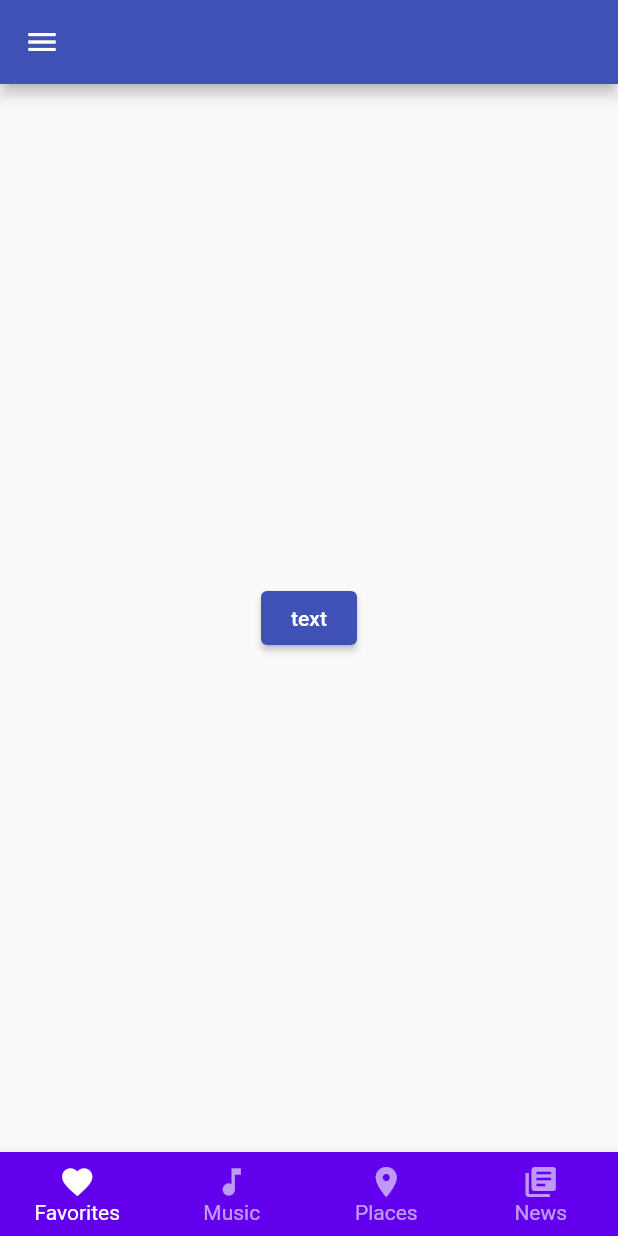
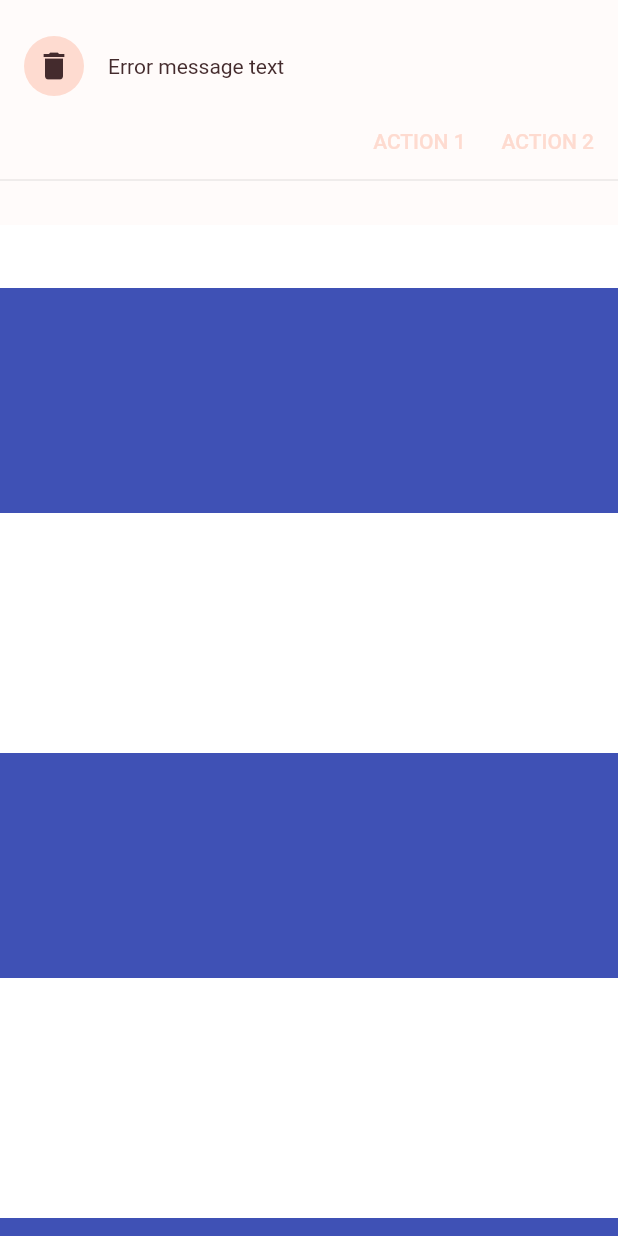
Before and after one commit to AnasAltarazi1998/widgets, a Flutter app: the screen it shows after launch, on a phone screen of 412 x 824 dp. Run offline on Flutter 3.47's test engine with Material 2 defaults, Android fonts, the phone set to English and light mode, and no system bars; Roboto replaces fonts that are missing (Rubik).

Commit message:
-- banner stack and listview

```diff
--- a/lib/home.dart
+++ /dev/null
@@ -1,50 +0,0 @@
-import 'package:flutter/material.dart';
-import 'package:widgets/pages.dart';
-
-class Home extends StatefulWidget {
-  Home({Key key, this.index = 0}) : super(key: key);
-  int index = 0;
-  Widget body;
-  @override
-  _HomeState createState() => _HomeState();
-}
-
-class _HomeState extends State<Home> {
-  @override
-  Widget build(BuildContext context) {
-    return Scaffold(
-        body: body[widget.index],
-        bottomNavigationBar: BottomNavigationBar(
-          currentIndex: widget.index,
-          type: BottomNavigationBarType.fixed,
-          backgroundColor: Color(0xFF6200EE),
-          selectedItemColor: Colors.white,
-          unselectedItemColor: Colors.white.withOpacity(.60),
-          selectedFontSize: 14,
-          unselectedFontSize: 14,
-          onTap: (value) {
-            setState(() {
-              widget.index = value;
-            });
-          },
-          items: [
-            BottomNavigationBarItem(
-              label: 'Favorites',
-              icon: Icon(Icons.favorite),
-            ),
-            BottomNavigationBarItem(
-              label: 'Music',
-              icon: Icon(Icons.music_note),
-            ),
-            BottomNavigationBarItem(
-              label: 'Places',
-              icon: Icon(Icons.location_on),
-            ),
-            BottomNavigationBarItem(
-              label: 'News',
-              icon: Icon(Icons.library_books),
-            ),
-          ],
-        ));
-  }
-}
--- a/lib/main.dart
+++ b/lib/main.dart
@@ -1,104 +1,138 @@
 import 'package:flutter/material.dart';
-import 'package:widgets/home.dart';
-import 'package:widgets/profile.dart';
 
-void main() {
-  runApp(MyApp());
-}
+void main() => runApp(MyApp());
 
 class MyApp extends StatelessWidget {
   @override
   Widget build(BuildContext context) {
     return MaterialApp(
-      initialRoute: '/home',
-      routes: {'/home': (_) => Home()},
-      darkTheme: ThemeData(
-        primaryColor: Colors.indigo.shade300,
-      ),
-      theme: ThemeData(
-          primaryColor: Colors.indigo,
-          primarySwatch: Colors.indigo,
-          bottomAppBarColor: Colors.indigo,
-          iconTheme: IconThemeData(color: Colors.white),
-          floatingActionButtonTheme:
-              FloatingActionButtonThemeData(backgroundColor: Colors.black)),
+      title: 'Flutter Demo',
+      debugShowCheckedModeBanner: false,
+      home: MyHomePage(),
+      theme: _buildShrineTheme(),
     );
   }
 }
 
-// import 'package:flutter/material.dart';
+class MyHomePage extends StatelessWidget {
+  Widget build(BuildContext context) {
+    return Scaffold(
+      body: Stack(children: [
+        Padding(
+          padding: const EdgeInsets.only(top: 112.0),
+          child: ListView.builder(
+            itemCount: 5,
+            itemBuilder: (context, index) => Padding(
+              padding: const EdgeInsets.symmetric(vertical: 80.0),
+              child: Container(
+                color: Colors.indigo,
+                width: MediaQuery.of(context).size.width,
+                height: 150,
+              ),
+            ),
+          ),
+        ),
+        SizedBox(
+          height: 150,
+          child: SafeArea(
+            child: MaterialBanner(
+              content: const Text('Error message text'),
+              leading: CircleAvatar(child: Icon(Icons.delete)),
+              actions: [
+                TextButton(
+                  child: const Text('ACTION 1'),
+                  onPressed: () {},
+                ),
+                TextButton(
+                  child: const Text('ACTION 2'),
+                  onPressed: () {},
+                ),
+              ],
+            ),
+          ),
+        ),
+      ]),
+    );
+  }
+}
 
-// void main() {
-//   runApp(MyApp());
-// }
+ThemeData _buildShrineTheme() {
+  final ThemeData base = ThemeData.light();
+  return base.copyWith(
+    colorScheme: _shrineColorScheme,
+    toggleableActiveColor: shrinePink400,
+    accentColor: shrineBrown900,
+    primaryColor: shrinePink100,
+    primaryColorLight: shrinePink100,
+    buttonColor: shrinePink100,
+    scaffoldBackgroundColor: shrineBackgroundWhite,
+    cardColor: shrineBackgroundWhite,
+    textSelectionColor: shrinePink100,
+    errorColor: shrineErrorRed,
+    buttonTheme: ButtonThemeData(
+      colorScheme: _shrineColorScheme.copyWith(primary: shrinePink400),
+      textTheme: ButtonTextTheme.normal,
+    ),
+    primaryIconTheme: _customIconTheme(base.iconTheme),
+    textTheme: _buildShrineTextTheme(base.textTheme),
+    primaryTextTheme: _buildShrineTextTheme(base.primaryTextTheme),
+    accentTextTheme: _buildShrineTextTheme(base.accentTextTheme),
+    iconTheme: _customIconTheme(base.iconTheme),
+  );
+}
 
-// class MyApp extends StatelessWidget {
-//   @override
-//   Widget build(BuildContext context) {
-//     return MaterialApp(
-//       title: 'Standard Bottom Sheet Demo',
-//       debugShowCheckedModeBanner: false,
-//       theme: ThemeData(
-//         colorScheme: Theme.of(context).colorScheme.copyWith(
-//               primary: Color(0xFF6200EE),
-//             ),
-//       ),
-//       home: Scaffold(
-//         // Use a Builder to get a context within the Scaffold.
-//         body: Builder(
-//           builder: (ctxt) {
-//             return Center(
-//               child: TextButton(
-//                 child: Text('SHOW BOTTOM SHEET'),
-//                 onPressed: () {
-//                   showBottomSheet(
-//                     context: ctxt,
-//                     builder: (context) {
-//                       final theme = Theme.of(context);
-//                       // Using Wrap makes the bottom sheet height the height of the content.
-//                       // Otherwise, the height will be half the height of the screen.
-//                       return Scaffold(
-//                         appBar: AppBar(),
-//                         body: Wrap(
-//                           children: [
-//                             ListTile(
-//                               leading: Icon(
-//                                 Icons.home,
-//                                 color: Colors.white,
-//                               ),
-//                               title: Text(
-//                                 'Header',
-//                                 style: theme.textTheme.subtitle1.copyWith(
-//                                     color: theme.colorScheme.onPrimary),
-//                               ),
-//                               tileColor: theme.colorScheme.primary,
-//                             ),
-//                             ListTile(
-//                               title: Text('Title 1'),
-//                             ),
-//                             ListTile(
-//                               title: Text('Title 2'),
-//                             ),
-//                             ListTile(
-//                               title: Text('Title 3'),
-//                             ),
-//                             ListTile(
-//                               title: Text('Title 4'),
-//                             ),
-//                             ListTile(
-//                               title: Text('Title 5'),
-//                             ),
-//                           ],
-//                         ),
-//                       );
-//                     },
-//                   );
-//                 },
-//               ),
-//             );
-//           },
-//         ),
-//       ),
-//     );
-//   }
-// }
+IconThemeData _customIconTheme(IconThemeData original) {
+  return original.copyWith(color: shrineBrown900);
+}
+
+TextTheme _buildShrineTextTheme(TextTheme base) {
+  return base
+      .copyWith(
+        caption: base.caption.copyWith(
+          fontWeight: FontWeight.w400,
+          fontSize: 14,
+          letterSpacing: defaultLetterSpacing,
+        ),
+        button: base.button.copyWith(
+          fontWeight: FontWeight.w500,
+          fontSize: 14,
+          letterSpacing: defaultLetterSpacing,
+        ),
+      )
+      .apply(
+        fontFamily: 'Rubik',
+        displayColor: shrineBrown900,
+        bodyColor: shrineBrown900,
+      );
+}
+
+const ColorScheme _shrineColorScheme = ColorScheme(
+  primary: shrinePink100,
+  primaryVariant: shrineBrown900,
+  secondary: shrinePink50,
+  secondaryVariant: shrineBrown900,
+  surface: shrineSurfaceWhite,
+  background: shrineBackgroundWhite,
+  error: shrineErrorRed,
+  onPrimary: shrineBrown900,
+  onSecondary: shrineBrown900,
+  onSurface: shrineBrown900,
+  onBackground: shrineBrown900,
+  onError: shrineSurfaceWhite,
+  brightness: Brightness.light,
+);
+
+const Color shrinePink50 = Color(0xFFFEEAE6);
+const Color shrinePink100 = Color(0xFFFEDBD0);
+const Color shrinePink300 = Color(0xFFFBB8AC);
+const Color shrinePink400 = Color(0xFFEAA4A4);
+
+const Color shrineBrown900 = Color(0xFF442B2D);
+const Color shrineBrown600 = Color(0xFF7D4F52);
+
+const Color shrineErrorRed = Color(0xFFC5032B);
+
+const Color shrineSurfaceWhite = Color(0xFFFFFBFA);
+const Color shrineBackgroundWhite = Colors.white;
+
+const defaultLetterSpacing = 0.03;
--- a/lib/pages.dart
+++ /dev/null
@@ -1,14 +0,0 @@
-import 'package:flutter/cupertino.dart';
-import 'package:widgets/my_tabs.dart';
-import 'package:widgets/profile.dart';
-
-final body = [
-  Profile(),
-  Tabs(),
-  Center(
-    child: Text('third page'),
-  ),
-  Center(
-    child: Text('fourth page'),
-  ),
-];
--- a/lib/profile.dart
+++ /dev/null
@@ -1,52 +0,0 @@
-import 'package:flutter/material.dart';
-import 'package:get/get.dart';
-
-class Profile extends StatelessWidget {
-  const Profile({Key key}) : super(key: key);
-
-  @override
-  Widget build(BuildContext context) {
-    return Scaffold(
-      appBar: AppBar(),
-      body: Center(
-        child: ElevatedButton(
-          child: Text('text'),
-          onPressed: () {
-            Get.snackbar('title', 'message');
-          },
-        ),
-      ),
-      drawer: Drawer(
-        child: Column(
-          children: [
-            UserAccountsDrawerHeader(
-              decoration: BoxDecoration(color: Colors.black),
-              accountName: Text('account name'),
-              accountEmail: Text('account email'),
-              currentAccountPicture: CircleAvatar(
-                backgroundColor: Colors.transparent,
-                backgroundImage: AssetImage('assets/user.png'),
-              ),
-            ),
-            ListTile(
-              leading: Icon(Icons.g_translate_sharp),
-              title: Text('translate'),
-            ),
-            ListTile(
-              leading: Icon(Icons.g_translate_sharp),
-              title: Text('translate'),
-            ),
-            ListTile(
-              leading: Icon(Icons.g_translate_sharp),
-              title: Text('translate'),
-            ),
-            ListTile(
-              leading: Icon(Icons.g_translate_sharp),
-              title: Text('translate'),
-            ),
-          ],
-        ),
-      ),
-    );
-  }
-}
```
Also changed, not shown: lib/my_tabs.dart (deleted, +0 -34 lines), pubspec.lock.
